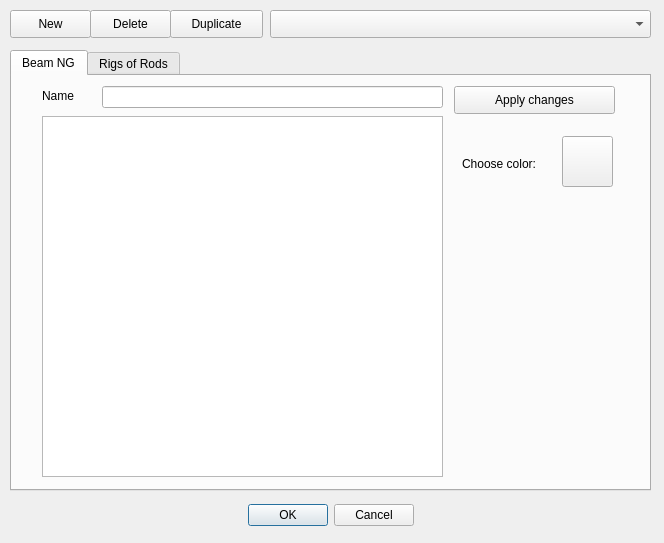
First picture: the form in source/beamdefaultsdialog.ui, repository RORMasa/NodeBeamEditor, before the edit.
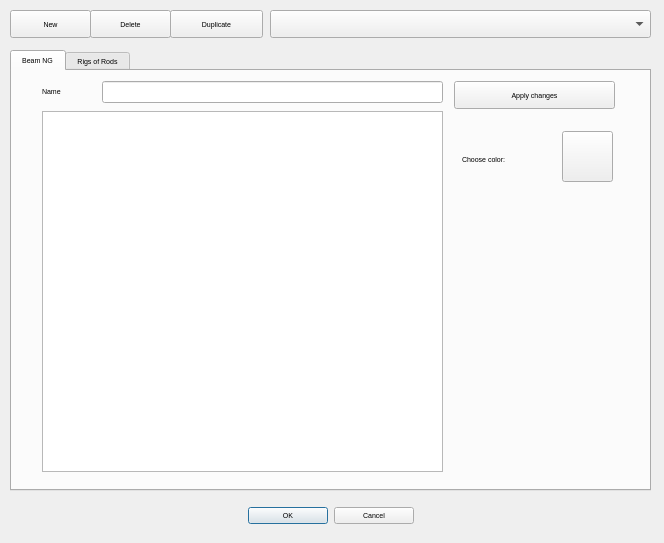
Second picture: the form after the edit.

```diff
--- a/source/beamdefaultsdialog.ui
+++ b/source/beamdefaultsdialog.ui
@@ -10,6 +10,11 @@
     <height>543</height>
    </rect>
   </property>
+  <property name="font">
+   <font>
+    <pointsize>5</pointsize>
+   </font>
+  </property>
   <property name="windowTitle">
    <string>Arguments Editor</string>
   </property>
```
